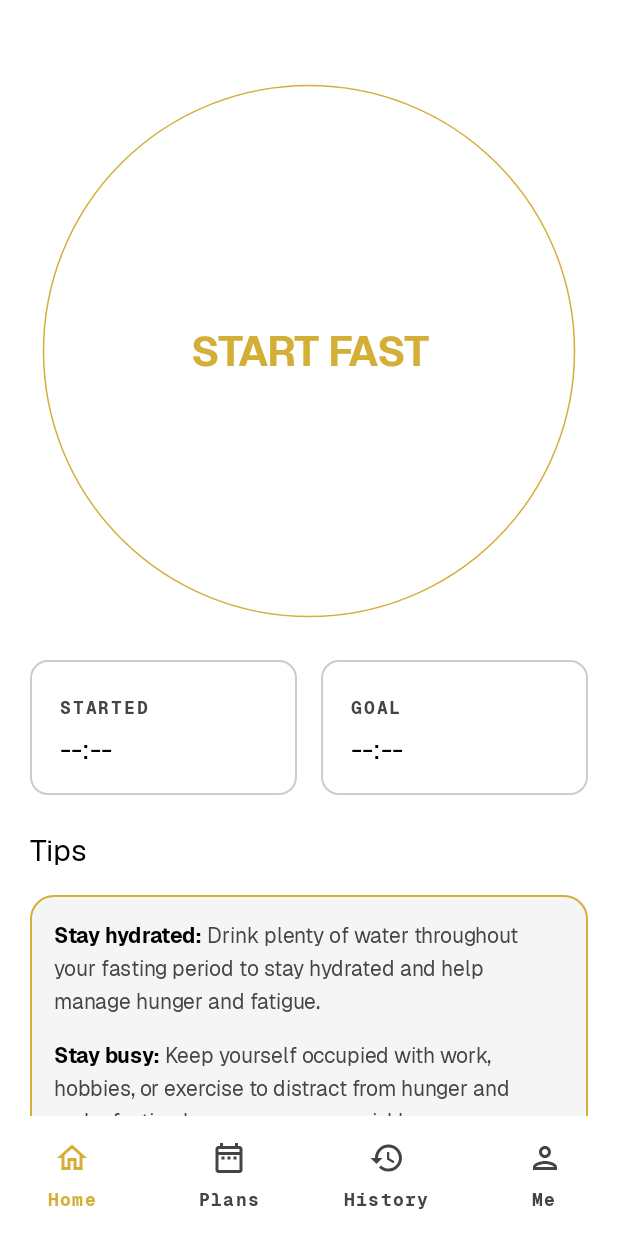
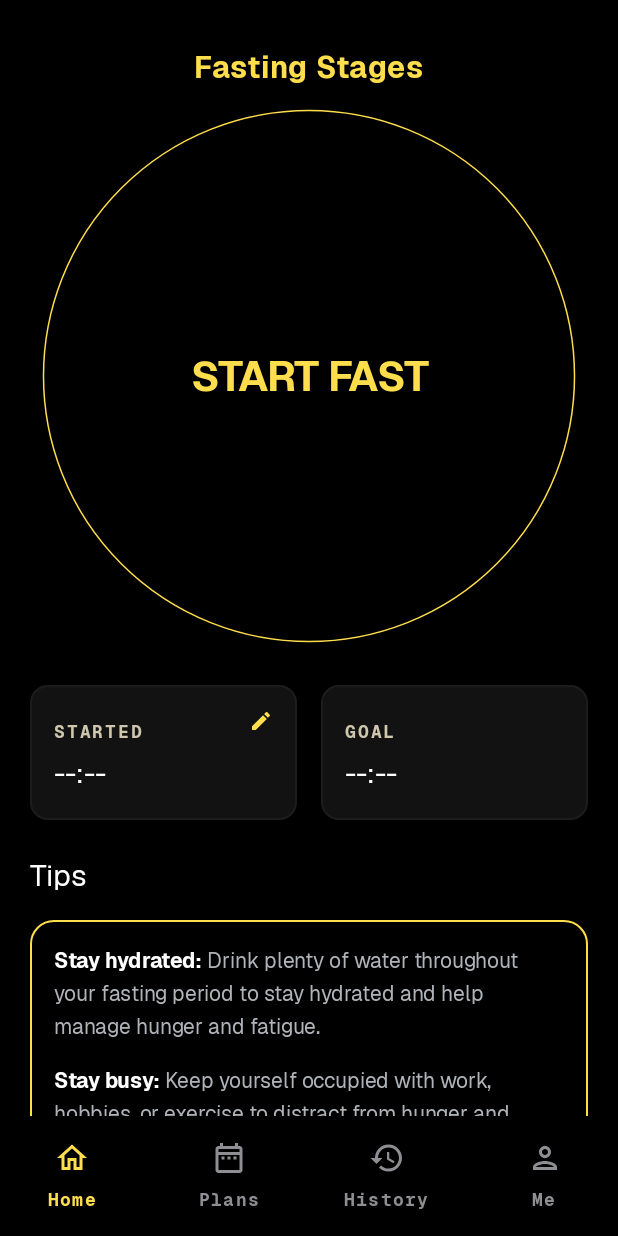
Before and after one commit to royalix11/FastingTracker, an Android app built with Jetpack Compose: the screen it shows after launch (MainActivity), on a phone screen of 412 x 824 dp. Run offline under Robolectric (Android 15) with nearby library versions, the phone set to English and light mode, and no system bars; our stand-ins replace Navigation 3, Room's generated code.

Commit message:
Update FastingTracker UI and dependencies

```diff
--- a/app/src/main/java/com/example/fastingtracker/MainActivity.kt
+++ b/app/src/main/java/com/example/fastingtracker/MainActivity.kt
@@ -43,11 +43,7 @@ class MainActivity : ComponentActivity() {
         }
       }
 
-      val darkTheme = when (themePref) {
-        "dark" -> true
-        "light" -> false
-        else -> isSystemInDarkTheme() // "system"
-      }
+      val darkTheme = true // Global Rule: Strict dark theme policy
 
       FastingTrackerTheme(darkTheme = darkTheme) {
         Surface(modifier = Modifier.fillMaxSize(), color = MaterialTheme.colorScheme.background) {
--- a/app/src/main/java/com/example/fastingtracker/ui/screens/home/HomeScreen.kt
+++ b/app/src/main/java/com/example/fastingtracker/ui/screens/home/HomeScreen.kt
@@ -129,6 +129,7 @@ fun HomeScreen(
     onUpdateStartTime: ((Long) -> Unit)? = null
 ) {
     var showStartTimeSheet by remember { mutableStateOf(false) }
+    val sheetState = rememberModalBottomSheetState(skipPartiallyExpanded = true)
     LazyColumn(
         modifier = Modifier
             .fillMaxSize()
@@ -138,8 +139,52 @@ fun HomeScreen(
         verticalArrangement = Arrangement.Top
     ) {
         item {
-            Spacer(modifier = Modifier.height(44.dp))
+            Spacer(modifier = Modifier.height(28.dp))
+            val isLight = MaterialTheme.colorScheme.background == Color(0xFFFFFFFF)
+            val buttonBgColor = if (isLight) Color.White else Color.Black.copy(alpha = 0.5f)
+            val elapsedColor = if (isLight) Color(0xFFD4AF37) else Color(0xFFFFDE4D)
 
+            Box(
+                modifier = Modifier.fillMaxWidth(),
+                contentAlignment = Alignment.Center
+            ) {
+                val stageText by remember(isFasting, targetMillis, currentStage) {
+                    derivedStateOf {
+                        val remaining = targetMillis - elapsedMillisProvider()
+                        val rawText = if (!isFasting) "FASTING STAGES" else if (remaining > 0) currentStage.title else "OVERTIME"
+                        rawText.split(" ").joinToString(" ") { word ->
+                            word.lowercase().replaceFirstChar { if (it.isLowerCase()) it.titlecase(Locale.getDefault()) else it.toString() }
+                        }
+                    }
+                }
+
+                Box(
+                    contentAlignment = Alignment.Center,
+                    modifier = Modifier
+                        .fillMaxWidth()
+                        .noRippleClickable { onTimelineClick(null) }
+                        .padding(start = 16.dp, end = 16.dp, top = 4.dp, bottom = 0.dp)
+                ) {
+                    Crossfade(
+                        targetState = stageText,
+                        animationSpec = tween(400),
+                        label = "stageTransition"
+                    ) { targetText ->
+                        Text(
+                            text = targetText,
+                            color = elapsedColor,
+                            fontSize = 20.sp,
+                            fontWeight = FontWeight.Bold,
+                            fontFamily = com.example.fastingtracker.ui.theme.GeistFont,
+                            letterSpacing = 0.5.sp,
+                            maxLines = 1,
+                            overflow = TextOverflow.Ellipsis
+                        )
+                    }
+                }
+            }
+
+            Spacer(modifier = Modifier.height(2.dp))
 
             Box(
                 contentAlignment = Alignment.Center,
@@ -183,19 +228,14 @@ fun HomeScreen(
                 // Started Card
                 FastingInfoCard(
                     title = "Started",
-                    value = if ((isFasting || isFastingScheduled) && startTime > 0L) {
+                    value = if (startTime > 0L) {
                         SimpleDateFormat("MMM d, h:mm a", Locale.getDefault()).format(Date(startTime))
                     } else {
                         "--:--"
                     },
-                    showEditIcon = isFasting || isFastingScheduled,
-                    modifier = Modifier.weight(1f).noRippleClickable(enabled = isFasting || isFastingScheduled) {
-                        if (onUpdateStartTime != null) {
-                            showStartTimeSheet = true
-                        } else {
-                            onEditStartTimeClick()
-                        }
-                    }
+                    showEditIcon = true,
+                    onClick = { showStartTimeSheet = true },
+                    modifier = Modifier.weight(1f)
                 )
 
                 // Goal Card
@@ -238,11 +278,9 @@ fun HomeScreen(
             Instant.ofEpochMilli(endMillis).atZone(ZoneId.systemDefault()).toLocalDateTime()
         }
         val cardBg = if (isLight) Color(0xFFE8E8E8) else Color(0xFF1C1C1E)
-        val sheetState = rememberModalBottomSheetState(skipPartiallyExpanded = true)
 
         ModalBottomSheet(
             onDismissRequest = { showStartTimeSheet = false },
-            sheetState = sheetState,
             containerColor = sheetBg,
             shape = RoundedCornerShape(topStart = 24.dp, topEnd = 24.dp)
         ) {
@@ -499,7 +537,7 @@ fun CircularTimerRing(
         // Transparent touch layer to capture circle taps when fasting, or start fast when idle
         Box(
             modifier = Modifier
-                .fillMaxSize()
+                .size(350.dp)
                 .clip(CircleShape)
                 .zIndex(1.5f)
                 .pointerInput(isFasting, isFastingScheduled, targetMillis) {
@@ -566,95 +604,133 @@ fun CircularTimerRing(
         val targetFastingAlpha = if (isFasting) 1f else 0f
         val fastingAlpha by animateFloatAsState(targetValue = targetFastingAlpha, animationSpec = tween(600), label = "fastingAlpha")
 
+        val progressAnimatable = remember { androidx.compose.animation.core.Animatable(0f) }
+
+        val targetHours = targetMillis.toFloat() / 3600000f
+        val reachableStages = remember(targetMillis) { FastingStage.entries.filter { it.startHour <= targetHours } }
+        val effectiveRingHours = if (targetHours >= 168f) 72f else targetHours.coerceAtLeast(0.1f)
+        val totalSweepAngle = 300f
+
+        val idealAngles = remember(targetMillis, reachableStages) {
+            val minAngleGap = 16f
+            val angles = reachableStages.map {
+                (it.startHour.toFloat() / effectiveRingHours) * totalSweepAngle
+            }.toMutableList()
+
+            for (i in 1 until angles.size) {
+                if (angles[i] - angles[i - 1] < minAngleGap) {
+                    angles[i] = angles[i - 1] + minAngleGap
+                }
+            }
+            if (angles.isNotEmpty() && angles.last() > totalSweepAngle) {
+                angles[angles.lastIndex] = totalSweepAngle
+                for (i in angles.lastIndex - 1 downTo 0) {
+                    if (angles[i + 1] - angles[i] < minAngleGap) {
+                        angles[i] = angles[i + 1] - minAngleGap
+                    }
+                }
+            }
+            angles
+        }
+
+        val currentElapsedHours = elapsedMillisProvider().toFloat() / 3600000f
+        val targetProgress = remember(isFasting, currentElapsedHours, targetMillis, idealAngles) {
+            if (isFasting && reachableStages.isNotEmpty()) {
+                val visualAngle = when {
+                    currentElapsedHours <= reachableStages.first().startHour -> idealAngles.first()
+                    currentElapsedHours >= effectiveRingHours -> totalSweepAngle
+                    else -> {
+                        var idx = 0
+                        while (idx < reachableStages.lastIndex && reachableStages[idx + 1].startHour <= currentElapsedHours) {
+                            idx++
+                        }
+                        if (idx == reachableStages.lastIndex) {
+                            val h1 = reachableStages[idx].startHour.toFloat()
+                            val a1 = idealAngles[idx]
+                            val frac = ((currentElapsedHours - h1) / (effectiveRingHours - h1)).coerceIn(0f, 1f)
+                            a1 + frac * (totalSweepAngle - a1)
+                        } else {
+                            val h1 = reachableStages[idx].startHour.toFloat()
+                            val h2 = reachableStages[idx + 1].startHour.toFloat()
+                            val a1 = idealAngles[idx]
+                            val a2 = idealAngles[idx + 1]
+                            val frac = ((currentElapsedHours - h1) / (h2 - h1)).coerceIn(0f, 1f)
+                            a1 + frac * (a2 - a1)
+                        }
+                    }
+                }
+                (visualAngle / totalSweepAngle).coerceIn(0f, 1f)
+            } else 0f
+        }
+
+        LaunchedEffect(targetProgress, isFasting) {
+            if (!isFasting) {
+                progressAnimatable.snapTo(0f)
+            } else {
+                progressAnimatable.animateTo(
+                    targetValue = targetProgress,
+                    animationSpec = spring(dampingRatio = Spring.DampingRatioNoBouncy, stiffness = Spring.StiffnessLow)
+                )
+            }
+        }
+
         Canvas(
             modifier = Modifier
                 .size(450.dp)
                 .zIndex(1f)
         ) {
             val ringRadius = 157.5.dp.toPx()
-
-            val totalSweepAngle = 300f // Ends at 10 o'clock
-            val minAngleGap = (44.dp.toPx() / (2f * kotlin.math.PI.toFloat() * ringRadius)) * 360f
-
             val thinRingRadius = ringRadius + (strokeWidth.toPx() / 2f) - (thinStrokeWidth.toPx() / 2f)
 
             val currentRadius = thinRingRadius + (ringRadius - thinRingRadius) * fastingAlpha
             val currentStrokeWidth = thinStrokeWidth.toPx() + (strokeWidth.toPx() - thinStrokeWidth.toPx()) * fastingAlpha
 
+            // Revertibility flag: set to false to immediately revert to original solid tunnel
+            val useLiquidGlassTunnel = false
             val tunnelColor = if (isLight) Color(0xFFE5E5EA) else Color(0xFF1C1C1E)
             val currentTrackColor = androidx.compose.ui.graphics.lerp(trackColor, tunnelColor, fastingAlpha)
 
-            // 1. Draw base track/tunnel (always drawn, morphs smoothly)
+            if (useLiquidGlassTunnel && fastingAlpha > 0.05f) {
+                // Liquid Glass Tunnel (Translating CSS glassmorphism: blur, depth shadow, translucent backdrop, specular rim)
+                // a. Ambient depth shadow (box-shadow)
+                drawCircle(
+                    color = Color.Black.copy(alpha = 0.45f * fastingAlpha),
+                    radius = currentRadius,
+                    style = Stroke(width = currentStrokeWidth + 4.dp.toPx())
+                )
+                // b. Translucent Liquid Glass Body (background rgba & backdrop-filter blur)
+                val glassBodyColor = if (isLight) Color.White.copy(alpha = 0.65f) else Color(0xFF222226).copy(alpha = 0.65f)
+                val blendedTunnel = androidx.compose.ui.graphics.lerp(trackColor, glassBodyColor, fastingAlpha)
+                drawCircle(
+                    color = blendedTunnel,
+                    radius = currentRadius,
+                    style = Stroke(width = currentStrokeWidth)
+                )
+                // c. Glass Outer Specular Highlight Rim
+                val outerRimColor = if (isLight) Color.White.copy(alpha = 0.5f) else Color.White.copy(alpha = 0.25f)
+                drawCircle(
+                    color = outerRimColor.copy(alpha = outerRimColor.alpha * fastingAlpha),
+                    radius = currentRadius + (currentStrokeWidth / 2f),
+                    style = Stroke(width = 1.dp.toPx())
+                )
+                // d. Glass Inner Specular Highlight Rim
+                val innerRimColor = if (isLight) Color.Black.copy(alpha = 0.15f) else Color.White.copy(alpha = 0.12f)
+                drawCircle(
+                    color = innerRimColor.copy(alpha = innerRimColor.alpha * fastingAlpha),
+                    radius = (currentRadius - (currentStrokeWidth / 2f)).coerceAtLeast(0f),
+                    style = Stroke(width = 1.dp.toPx())
+                )
+            } else {
+                // Original solid track/tunnel
                 drawCircle(
                     color = currentTrackColor,
                     radius = currentRadius,
                     style = Stroke(width = currentStrokeWidth)
                 )
-
-            val targetHours = targetMillis.toFloat() / 3600000f
-            val reachableStages = FastingStage.entries.filter { it.startHour <= targetHours }
-            val effectiveRingHours = if (targetHours >= 168f) 72f else targetHours.coerceAtLeast(0.1f)
-
-            val idealAngles = reachableStages.map {
-                (it.startHour.toFloat() / effectiveRingHours) * totalSweepAngle
-            }.toMutableList()
-
-            for (i in 1 until idealAngles.size) {
-                if (idealAngles[i] - idealAngles[i - 1] < minAngleGap) {
-                    idealAngles[i] = idealAngles[i - 1] + minAngleGap
-                }
-            }
-
-            if (idealAngles.isNotEmpty() && idealAngles.last() > totalSweepAngle) {
-                idealAngles[idealAngles.lastIndex] = totalSweepAngle
-                for (i in idealAngles.lastIndex - 1 downTo 0) {
-                    if (idealAngles[i + 1] - idealAngles[i] < minAngleGap) {
-                        idealAngles[i] = idealAngles[i + 1] - minAngleGap
-                    }
-                }
-            }
-
-            val targetProgress = if (isFasting && reachableStages.isNotEmpty()) {
-                val elapsedHours = elapsedMillisProvider().toFloat() / 3600000f
-                val visualAngle = when {
-                    elapsedHours <= reachableStages.first().startHour -> idealAngles.first()
-                    elapsedHours >= effectiveRingHours -> totalSweepAngle
-                    else -> {
-                        var idx = 0
-                        while (idx < reachableStages.lastIndex && reachableStages[idx + 1].startHour <= elapsedHours) {
-                            idx++
-                        }
-                        if (idx == reachableStages.lastIndex) {
-                            val h1 = reachableStages[idx].startHour.toFloat()
-                            val a1 = idealAngles[idx]
-                            val frac = ((elapsedHours - h1) / (effectiveRingHours - h1)).coerceIn(0f, 1f)
-                            a1 + frac * (totalSweepAngle - a1)
-                        } else {
-                            val h1 = reachableStages[idx].startHour.toFloat()
-                            val h2 = reachableStages[idx + 1].startHour.toFloat()
-                            val a1 = idealAngles[idx]
-                            val a2 = idealAngles[idx + 1]
-                            val frac = ((elapsedHours - h1) / (h2 - h1)).coerceIn(0f, 1f)
-                            a1 + frac * (a2 - a1)
-                        }
-                    }
-                }
-                (visualAngle / totalSweepAngle).coerceIn(0f, 360f / totalSweepAngle)
-            } else 0f
-
-            if (smoothedProgress[0] < 0f) {
-                smoothedProgress[0] = targetProgress
-            } else {
-                val diff = targetProgress - smoothedProgress[0]
-                if (kotlin.math.abs(diff) > 0.0001f) {
-                    smoothedProgress[0] += diff * 0.03f
-                } else {
-                    smoothedProgress[0] = targetProgress
-                }
             }
 
             if (fastingAlpha > 0f) {
-                val drawnProgress = smoothedProgress[0] * startupAnimation.value
+                val drawnProgress = progressAnimatable.value * startupAnimation.value
 
                 // 2. Draw active progress line
                 drawArc(
@@ -673,17 +749,8 @@ fun CircularTimerRing(
                 val tipY = center.y + currentRadius * kotlin.math.sin(angleRadians)
                 val tipOffset = androidx.compose.ui.geometry.Offset(tipX, tipY)
 
-                // 4. Draw ripple wave animating outward from the tip
+                // 5. Draw tip (snake head)
                 val snakeHeadColor = if (isLight) Color(0xFFD4AF37) else Color(0xFFFFDE4D)
-                val maxWaveRadius = currentStrokeWidth * 0.75f
-                drawCircle(
-                    color = snakeHeadColor.copy(alpha = waveAlpha * fastingAlpha),
-                    radius = (currentStrokeWidth / 2f) + (maxWaveRadius * waveScale),
-                    center = tipOffset,
-                    style = Stroke(width = (2.dp.toPx() * fastingAlpha).coerceAtLeast(0.01f))
-                )
-
-                // 5. Draw glowing tip (snake head)
                 drawCircle(
                     color = snakeHeadColor.copy(alpha = fastingAlpha),
                     radius = currentStrokeWidth / 2.5f,
@@ -707,10 +774,10 @@ fun CircularTimerRing(
                 reachableStages.forEachIndexed { i, stage ->
                     val stageIndex = FastingStage.entries.indexOf(stage)
                     val visualAngle = idealAngles[i]
-                    val angleRad = (visualAngle - 90f) * (kotlin.math.PI / 180f).toFloat()
+                    val angleRad = (visualAngle - 90f) * (kotlin.math.PI.toFloat() / 180f)
 
-                    val cx = center.x + currentRadius * kotlin.math.cos(angleRad)
-                    val cy = center.y + currentRadius * kotlin.math.sin(angleRad)
+                    val cx = center.x + currentRadius * kotlin.math.cos(angleRad.toDouble()).toFloat()
+                    val cy = center.y + currentRadius * kotlin.math.sin(angleRad.toDouble()).toFloat()
 
                     val isStageActive = currentRingAngle >= visualAngle
                     val currentIconColor = if (isStageActive) activeIconColor else defaultIconColor
@@ -835,7 +902,8 @@ fun FastingInfoCard(
     title: String,
     value: String,
     modifier: Modifier = Modifier,
-    showEditIcon: Boolean = false
+    showEditIcon: Boolean = false,
+    onClick: (() -> Unit)? = null
 ) {
     val isLight = MaterialTheme.colorScheme.background == Color(0xFFFFFFFF)
     val cardBg = if (isLight) Color.White else Color(0xFF121212)
@@ -844,18 +912,18 @@ fun FastingInfoCard(
     val valueColor = if (isLight) Color.Black else Color.White
     val accentColor = if (isLight) Color(0xFFD4AF37) else Color(0xFFFFDE4D)
 
-    Card(
+    Box(
         modifier = modifier
             .height(90.dp)
-            .border(BorderStroke(1.dp, cardBorder), RoundedCornerShape(12.dp)),
-        colors = CardDefaults.cardColors(containerColor = cardBg),
-        shape = RoundedCornerShape(12.dp)
+            .background(cardBg, RoundedCornerShape(12.dp))
+            .border(BorderStroke(1.dp, cardBorder), RoundedCornerShape(12.dp))
+            .then(
+                if (onClick != null) Modifier.noRippleClickable { onClick() } else Modifier
+            )
+            .padding(16.dp)
     ) {
-        Box(modifier = Modifier.fillMaxSize()) {
         Column(
-                modifier = Modifier
-                    .fillMaxSize()
-                    .padding(20.dp),
+            modifier = Modifier.fillMaxSize(),
             verticalArrangement = Arrangement.Center,
             horizontalAlignment = Alignment.Start
         ) {
@@ -883,10 +951,8 @@ fun FastingInfoCard(
                 tint = accentColor,
                 modifier = Modifier
                     .align(Alignment.TopEnd)
-                        .padding(top = 14.dp, end = 14.dp)
                     .size(16.dp)
             )
-            }
         }
     }
 }
--- a/app/src/main/java/com/example/fastingtracker/ui/screens/home/MainScreen.kt
+++ b/app/src/main/java/com/example/fastingtracker/ui/screens/home/MainScreen.kt
@@ -120,7 +120,7 @@ fun MainScreen(
                     currentStage = currentStage,
                     onStartFast = { viewmodel.startFast() },
                     onEndFast = { viewmodel.endFast() },
-                    onEditStartTimeClick = { },
+                    onEditStartTimeClick = { onItemClick(CustomFastingPlan(editStartTimeMillis = if (startTime > 0L) startTime else System.currentTimeMillis(), lockedDurationMillis = targetDuration)) },
                     onTimelineClick = { stageIndex -> onItemClick(FastingStagesTimeline(initialStageIndex = stageIndex)) },
                     onUpdateStartTime = { viewmodel.editActiveStartTime(it) }
                 )
--- a/gradle/libs.versions.toml
+++ b/gradle/libs.versions.toml
@@ -1,5 +1,5 @@
 [versions]
-androidGradlePlugin = "9.3.0"
+androidGradlePlugin = "9.3.1"
 androidxCore = "1.18.0"
 androidxLifecycle = "2.10.0"
 androidxActivity = "1.13.0"
```
Lines whose indentation alone changed are shown as unchanged.
